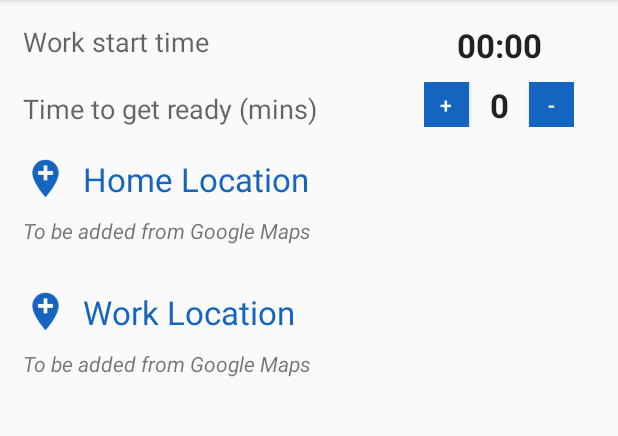
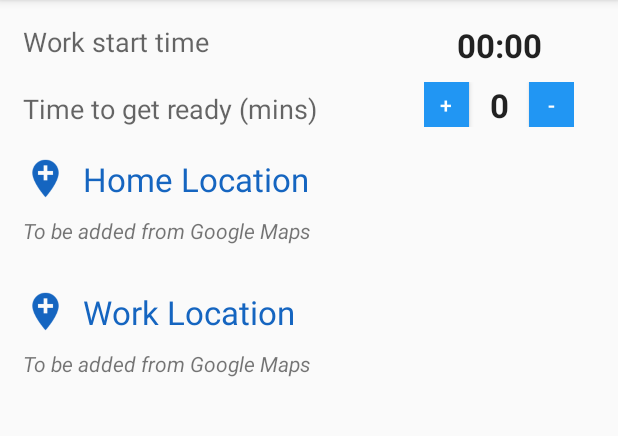
Before and after one commit to RUSEGroup12/SmartSchedule, an Android app: the SettingsActivity screen opened directly, with no data from a screen before it, on a phone screen of 412 x 824 dp, the part 84-520 px from its top. Run offline under Robolectric (Android 15) with nearby library versions, the phone set to English and light mode, and no system bars.

Commit message:
Fix some bugs

```diff
--- a/app/src/main/java/com/huyphan/SmartHome/GoogleMapActivity.java
+++ b/app/src/main/java/com/huyphan/SmartHome/GoogleMapActivity.java
@@ -4,6 +4,7 @@ package com.huyphan.SmartHome;
 import android.content.Intent;
 import android.os.Bundle;
 import android.support.v7.app.AppCompatActivity;
+import android.view.View;
 
 import com.google.android.gms.maps.CameraUpdateFactory;
 import com.google.android.gms.maps.GoogleMap;
@@ -44,4 +45,9 @@ public class GoogleMapActivity extends AppCompatActivity implements OnMapReadyCa
                 .snippet(address)
                 .position(sydney));
     }
+
+    public void moveBackToSettings(View view){
+        Intent moveBackToSettings =  new Intent(this, SettingsActivity.class);
+        startActivity(moveBackToSettings);
+    }
 }
--- a/app/src/main/java/com/huyphan/SmartHome/SettingsActivity.java
+++ b/app/src/main/java/com/huyphan/SmartHome/SettingsActivity.java
@@ -42,7 +42,6 @@ public class SettingsActivity extends AppCompatActivity{
         homeLocationTextView = (TextView) findViewById(R.id.home_location);
         workLocationTextView = (TextView) findViewById(R.id.work_location);
 
-
         // Restore preferences
         SharedPreferences settings = getSharedPreferences(PREFS_NAME, 0);
         String workStartTime = settings.getString("workStartTime", "00:00");
@@ -68,15 +67,15 @@ public class SettingsActivity extends AppCompatActivity{
     @Override
     public boolean onOptionsItemSelected(MenuItem item) {
         Intent showMainActivity = new Intent(this, MainActivity.class);
-        switch (item.getItemId()) {
-            case R.id.action_save:
+        startActivity(showMainActivity);
+
         Toast.makeText(this, "Settings saved", Toast.LENGTH_SHORT).show();
-                startActivity(showMainActivity);
 
         // We need an Editor object to make preference changes.
         // All objects are from android.context.Context
         SharedPreferences settings = getSharedPreferences(PREFS_NAME, 0);
         SharedPreferences.Editor editor = settings.edit();
+
         editor.putString("workStartTime", workStartTimeTextView.getText().toString());
         editor.putString("timeToGetReady", timeToGetReadyTextView.getText().toString());
 
@@ -88,18 +87,11 @@ public class SettingsActivity extends AppCompatActivity{
         editor.putString("homeLocation", homeLocation);
         editor.putString("workLocation", workLocation);
 
-                // Commit the edits!
+        //Commit the edits!
         editor.commit();
 
         return true;
-            default:
-                Toast.makeText(this, "Changes discarded", Toast.LENGTH_SHORT).show();
-                startActivity(showMainActivity);
-                return super.onOptionsItemSelected(item);
     }
-
-    }
-
 
     public void selectTime(View view){
         TimePickerDialog timePickerDialog = new TimePickerDialog(this, new
@@ -144,8 +136,6 @@ public class SettingsActivity extends AppCompatActivity{
     }
 
     public void findPlace(View view) {
-
-
         try {
             Intent intent =
                     new PlaceAutocomplete.IntentBuilder(PlaceAutocomplete.MODE_FULLSCREEN)
@@ -175,6 +165,9 @@ public class SettingsActivity extends AppCompatActivity{
                 String textToDisplay = place.getName() + ", " + place.getAddress() + "\n" +
                         "Latitude: " + place.getLatLng().latitude + ", Longtitude: " + place.getLatLng().longitude;
 
+                SharedPreferences settings = getSharedPreferences(PREFS_NAME, 0);
+                SharedPreferences.Editor editor = settings.edit();
+
                 if (activeField == "home") {
 
                     homeLocationTextView.setText(textToDisplay);
@@ -182,7 +175,7 @@ public class SettingsActivity extends AppCompatActivity{
                     homeLocation = textToDisplay;
                     homeLat = String.valueOf(place.getLatLng().latitude);
                     homeLat = String.valueOf(place.getLatLng().longitude);
-
+                    editor.putString("homeLocation", homeLocation);
 
                 } else {
 
@@ -191,8 +184,10 @@ public class SettingsActivity extends AppCompatActivity{
                     workLocation = textToDisplay;
                     workLat = String.valueOf(place.getLatLng().latitude);
                     workLong = String.valueOf(place.getLatLng().longitude);
+                    editor.putString("workLocation", workLocation);
                 }
 
+                editor.commit();
 
 
             } else if (resultCode == PlaceAutocomplete.RESULT_ERROR) {
--- a/app/src/main/res/layout/activity_settings.xml
+++ b/app/src/main/res/layout/activity_settings.xml
@@ -62,7 +62,7 @@
                 <Button
                     android:layout_width="30dp"
                     android:layout_height="30dp"
-                    android:background="@color/colorPrimaryDark"
+                    android:background="@color/colorPrimary"
                     android:onClick="increaseTime"
                     android:text="+"
                     android:textColor="#FFFFFF" />
@@ -80,7 +80,7 @@
                 <Button
                     android:layout_width="30dp"
                     android:layout_height="30dp"
-                    android:background="@color/colorPrimaryDark"
+                    android:background="@color/colorPrimary"
                     android:onClick="decreaseTime"
                     android:text="-"
                     android:textColor="#FFFFFF" />
@@ -120,7 +120,6 @@
         android:id="@+id/home_location"
         android:layout_width="match_parent"
         android:layout_height="wrap_content"
-        android:text="To be added from Google Maps"
         android:textAppearance="?android:textAppearanceSmall"
         android:textStyle="italic" />
 
@@ -155,7 +154,6 @@
         android:id="@+id/work_location"
         android:layout_width="match_parent"
         android:layout_height="wrap_content"
-        android:text="To be added from Google Maps"
         android:textAppearance="?android:textAppearanceSmall"
         android:textStyle="italic" />
 
```
Also changed, not shown: app/src/main/res/layout/activity_google_map.xml (+14 -0 lines). Lines whose indentation alone changed are shown as unchanged.
